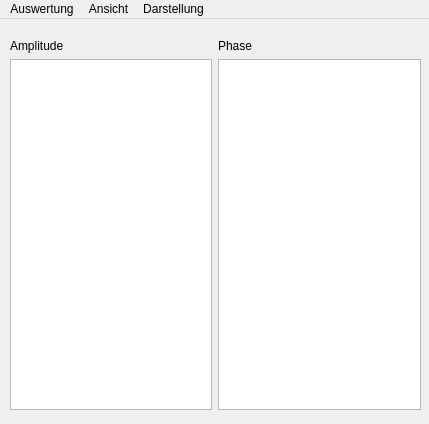
Before: the Qt Designer form Design/Gui.ui in lustra/BE-ESM-Analysis, drawn with Qt 5.
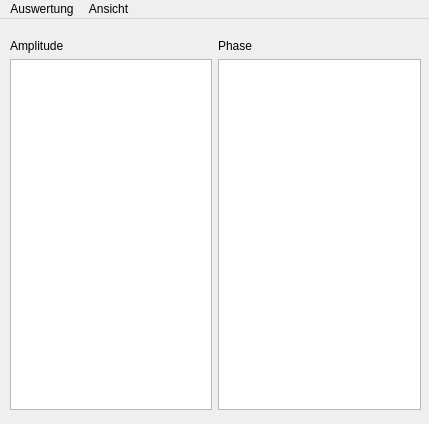
After: the same form once the commit is applied.

Diff of the .ui file:
```diff
--- a/Design/Gui.ui
+++ b/Design/Gui.ui
@@ -97,18 +97,8 @@
     <addaction name="separator"/>
     <addaction name="action_alles"/>
    </widget>
-   <widget class="QMenu" name="menu_darstellung">
-    <property name="title">
-     <string>Darstellung</string>
-    </property>
-    <addaction name="action_aktualisieren"/>
-    <addaction name="separator"/>
-    <addaction name="action_glaetten"/>
-    <addaction name="action_prozent"/>
-   </widget>
    <addaction name="menu_messung"/>
    <addaction name="menu_ansicht"/>
-   <addaction name="menu_darstellung"/>
   </widget>
   <action name="action_laden">
    <property name="text">
```
